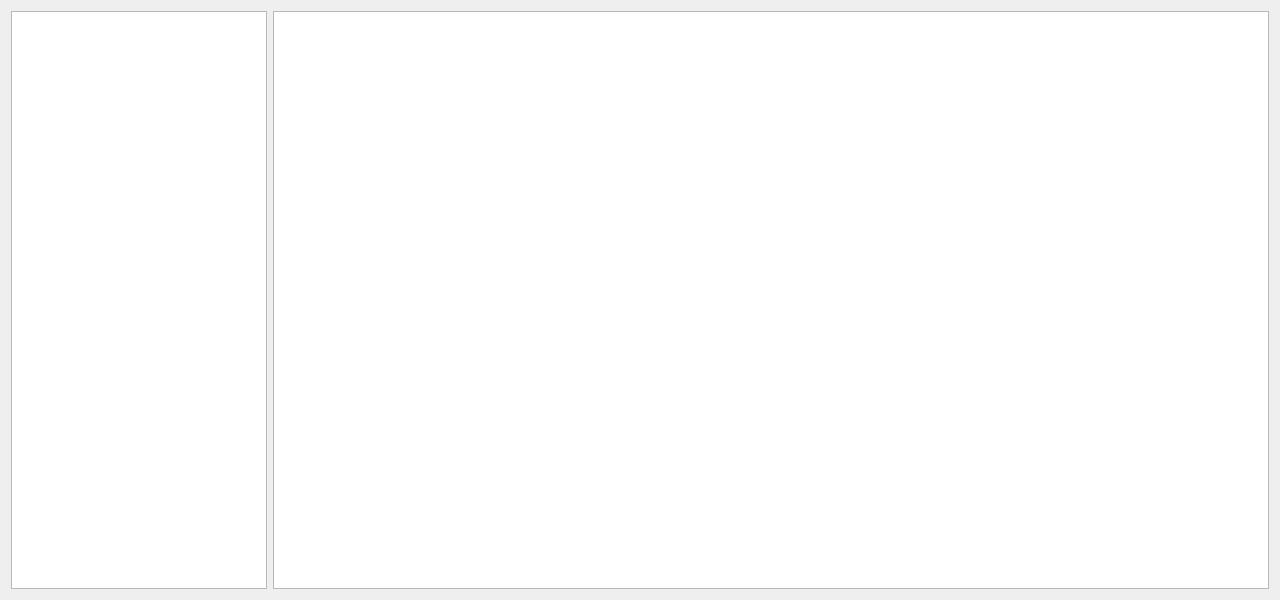
Above: frmhistoryview.ui from haoyi-jason/BMS_HY01_old before the change. Below: the same form after it.
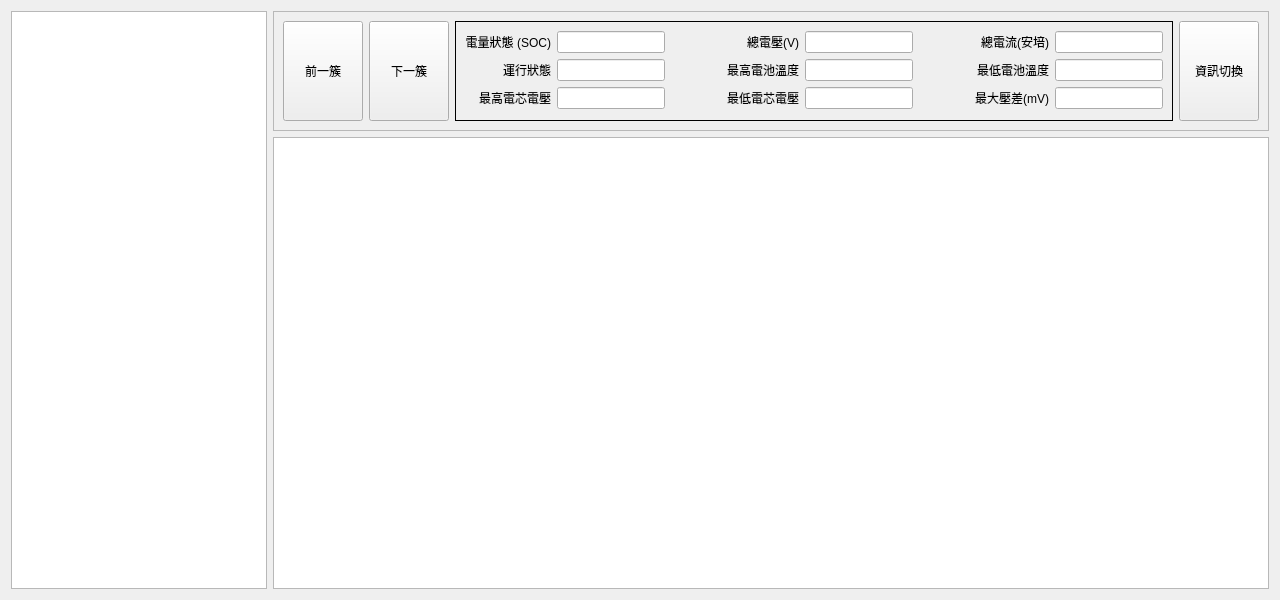
That is the form after the change.

Patch:
```diff
--- a/frmhistoryview.ui
+++ b/frmhistoryview.ui
@@ -13,8 +13,398 @@
   <property name="windowTitle">
    <string>Form</string>
   </property>
-  <layout class="QHBoxLayout" name="horizontalLayout">
-   <item>
+  <layout class="QGridLayout" name="gridLayout">
+   <item row="0" column="1">
+    <widget class="QFrame" name="frame">
+     <property name="sizePolicy">
+      <sizepolicy hsizetype="Preferred" vsizetype="Fixed">
+       <horstretch>0</horstretch>
+       <verstretch>0</verstretch>
+      </sizepolicy>
+     </property>
+     <property name="minimumSize">
+      <size>
+       <width>0</width>
+       <height>120</height>
+      </size>
+     </property>
+     <property name="frameShape">
+      <enum>QFrame::StyledPanel</enum>
+     </property>
+     <property name="frameShadow">
+      <enum>QFrame::Raised</enum>
+     </property>
+     <layout class="QHBoxLayout" name="horizontalLayout">
+      <item>
+       <widget class="QPushButton" name="pbPreviousStack">
+        <property name="sizePolicy">
+         <sizepolicy hsizetype="Minimum" vsizetype="Expanding">
+          <horstretch>0</horstretch>
+          <verstretch>0</verstretch>
+         </sizepolicy>
+        </property>
+        <property name="text">
+         <string>前一簇</string>
+        </property>
+       </widget>
+      </item>
+      <item>
+       <widget class="QPushButton" name="pbNextStack">
+        <property name="sizePolicy">
+         <sizepolicy hsizetype="Minimum" vsizetype="Expanding">
+          <horstretch>0</horstretch>
+          <verstretch>0</verstretch>
+         </sizepolicy>
+        </property>
+        <property name="styleSheet">
+         <string notr="true"/>
+        </property>
+        <property name="text">
+         <string>下一簇</string>
+        </property>
+        <property name="autoDefault">
+         <bool>false</bool>
+        </property>
+        <property name="default">
+         <bool>false</bool>
+        </property>
+        <property name="flat">
+         <bool>false</bool>
+        </property>
+       </widget>
+      </item>
+      <item>
+       <widget class="QStackedWidget" name="stackedWidget">
+        <property name="frameShape">
+         <enum>QFrame::Box</enum>
+        </property>
+        <property name="currentIndex">
+         <number>0</number>
+        </property>
+        <widget class="QWidget" name="page">
+         <layout class="QGridLayout" name="gridLayout_2">
+          <item row="2" column="0">
+           <widget class="QLabel" name="label_3">
+            <property name="text">
+             <string>最高電芯電壓</string>
+            </property>
+            <property name="alignment">
+             <set>Qt::AlignRight|Qt::AlignTrailing|Qt::AlignVCenter</set>
+            </property>
+           </widget>
+          </item>
+          <item row="0" column="1">
+           <widget class="QLineEdit" name="leSOC">
+            <property name="alignment">
+             <set>Qt::AlignRight|Qt::AlignTrailing|Qt::AlignVCenter</set>
+            </property>
+           </widget>
+          </item>
+          <item row="1" column="3">
+           <widget class="QLabel" name="label_6">
+            <property name="text">
+             <string>最高電池溫度</string>
+            </property>
+            <property name="alignment">
+             <set>Qt::AlignRight|Qt::AlignTrailing|Qt::AlignVCenter</set>
+            </property>
+           </widget>
+          </item>
+          <item row="1" column="6">
+           <widget class="QLabel" name="label_8">
+            <property name="text">
+             <string>最低電池溫度</string>
+            </property>
+            <property name="alignment">
+             <set>Qt::AlignRight|Qt::AlignTrailing|Qt::AlignVCenter</set>
+            </property>
+           </widget>
+          </item>
+          <item row="2" column="7">
+           <widget class="QLineEdit" name="le_maxDiff">
+            <property name="alignment">
+             <set>Qt::AlignRight|Qt::AlignTrailing|Qt::AlignVCenter</set>
+            </property>
+           </widget>
+          </item>
+          <item row="2" column="1">
+           <widget class="QLineEdit" name="leMaxCellVoltage">
+            <property name="alignment">
+             <set>Qt::AlignRight|Qt::AlignTrailing|Qt::AlignVCenter</set>
+            </property>
+           </widget>
+          </item>
+          <item row="2" column="3">
+           <widget class="QLabel" name="label_5">
+            <property name="text">
+             <string>最低電芯電壓</string>
+            </property>
+            <property name="alignment">
+             <set>Qt::AlignRight|Qt::AlignTrailing|Qt::AlignVCenter</set>
+            </property>
+           </widget>
+          </item>
+          <item row="1" column="7">
+           <widget class="QLineEdit" name="le_minTemp">
+            <property name="alignment">
+             <set>Qt::AlignRight|Qt::AlignTrailing|Qt::AlignVCenter</set>
+            </property>
+           </widget>
+          </item>
+          <item row="1" column="4">
+           <widget class="QLineEdit" name="le_maxTemp">
+            <property name="alignment">
+             <set>Qt::AlignRight|Qt::AlignTrailing|Qt::AlignVCenter</set>
+            </property>
+           </widget>
+          </item>
+          <item row="0" column="4">
+           <widget class="QLineEdit" name="leTotalVoltage">
+            <property name="alignment">
+             <set>Qt::AlignRight|Qt::AlignTrailing|Qt::AlignVCenter</set>
+            </property>
+           </widget>
+          </item>
+          <item row="1" column="1">
+           <widget class="QLineEdit" name="leState">
+            <property name="alignment">
+             <set>Qt::AlignRight|Qt::AlignTrailing|Qt::AlignVCenter</set>
+            </property>
+           </widget>
+          </item>
+          <item row="1" column="0">
+           <widget class="QLabel" name="label_2">
+            <property name="text">
+             <string>運行狀態</string>
+            </property>
+            <property name="alignment">
+             <set>Qt::AlignRight|Qt::AlignTrailing|Qt::AlignVCenter</set>
+            </property>
+           </widget>
+          </item>
+          <item row="2" column="6">
+           <widget class="QLabel" name="label_9">
+            <property name="text">
+             <string>最大壓差(mV)</string>
+            </property>
+            <property name="alignment">
+             <set>Qt::AlignRight|Qt::AlignTrailing|Qt::AlignVCenter</set>
+            </property>
+           </widget>
+          </item>
+          <item row="0" column="3">
+           <widget class="QLabel" name="label_4">
+            <property name="text">
+             <string>總電壓(V)</string>
+            </property>
+            <property name="alignment">
+             <set>Qt::AlignRight|Qt::AlignTrailing|Qt::AlignVCenter</set>
+            </property>
+           </widget>
+          </item>
+          <item row="0" column="6">
+           <widget class="QLabel" name="label_7">
+            <property name="text">
+             <string>總電流(安培)</string>
+            </property>
+            <property name="alignment">
+             <set>Qt::AlignRight|Qt::AlignTrailing|Qt::AlignVCenter</set>
+            </property>
+           </widget>
+          </item>
+          <item row="0" column="0">
+           <widget class="QLabel" name="label">
+            <property name="text">
+             <string>電量狀態 (SOC)</string>
+            </property>
+            <property name="alignment">
+             <set>Qt::AlignRight|Qt::AlignTrailing|Qt::AlignVCenter</set>
+            </property>
+           </widget>
+          </item>
+          <item row="2" column="2">
+           <spacer name="horizontalSpacer_3">
+            <property name="orientation">
+             <enum>Qt::Horizontal</enum>
+            </property>
+            <property name="sizeHint" stdset="0">
+             <size>
+              <width>40</width>
+              <height>20</height>
+             </size>
+            </property>
+           </spacer>
+          </item>
+          <item row="0" column="7">
+           <widget class="QLineEdit" name="le_current">
+            <property name="alignment">
+             <set>Qt::AlignRight|Qt::AlignTrailing|Qt::AlignVCenter</set>
+            </property>
+           </widget>
+          </item>
+          <item row="2" column="4">
+           <widget class="QLineEdit" name="le_minVoltage">
+            <property name="alignment">
+             <set>Qt::AlignRight|Qt::AlignTrailing|Qt::AlignVCenter</set>
+            </property>
+           </widget>
+          </item>
+          <item row="1" column="5">
+           <spacer name="horizontalSpacer_4">
+            <property name="orientation">
+             <enum>Qt::Horizontal</enum>
+            </property>
+            <property name="sizeHint" stdset="0">
+             <size>
+              <width>40</width>
+              <height>20</height>
+             </size>
+            </property>
+           </spacer>
+          </item>
+         </layout>
+        </widget>
+        <widget class="QWidget" name="page_2">
+         <layout class="QGridLayout" name="gridLayout_3">
+          <item row="0" column="2">
+           <widget class="QPushButton" name="pbDigitalIn_0">
+            <property name="text">
+             <string>輸入-1</string>
+            </property>
+            <property name="checkable">
+             <bool>true</bool>
+            </property>
+           </widget>
+          </item>
+          <item row="1" column="5">
+           <widget class="QLineEdit" name="leVSourceIn_1">
+            <property name="text">
+             <string>0</string>
+            </property>
+            <property name="alignment">
+             <set>Qt::AlignRight|Qt::AlignTrailing|Qt::AlignVCenter</set>
+            </property>
+           </widget>
+          </item>
+          <item row="0" column="0">
+           <spacer name="horizontalSpacer">
+            <property name="orientation">
+             <enum>Qt::Horizontal</enum>
+            </property>
+            <property name="sizeHint" stdset="0">
+             <size>
+              <width>40</width>
+              <height>20</height>
+             </size>
+            </property>
+           </spacer>
+          </item>
+          <item row="0" column="4">
+           <widget class="QLabel" name="label_10">
+            <property name="text">
+             <string>第一路BMU電源電流(mA):</string>
+            </property>
+           </widget>
+          </item>
+          <item row="0" column="5">
+           <widget class="QLineEdit" name="leVSourceIn_0">
+            <property name="inputMethodHints">
+             <set>Qt::ImhDigitsOnly</set>
+            </property>
+            <property name="text">
+             <string>0</string>
+            </property>
+            <property name="alignment">
+             <set>Qt::AlignRight|Qt::AlignTrailing|Qt::AlignVCenter</set>
+            </property>
+           </widget>
+          </item>
+          <item row="0" column="1">
+           <widget class="QPushButton" name="pbSetDO_0">
+            <property name="text">
+             <string>輸出-1</string>
+            </property>
+            <property name="checkable">
+             <bool>true</bool>
+            </property>
+           </widget>
+          </item>
+          <item row="1" column="2">
+           <widget class="QPushButton" name="pbDigitalIn_1">
+            <property name="text">
+             <string>輸人-2</string>
+            </property>
+            <property name="checkable">
+             <bool>true</bool>
+            </property>
+           </widget>
+          </item>
+          <item row="1" column="1">
+           <widget class="QPushButton" name="pbSetDO_1">
+            <property name="text">
+             <string>輸出-2</string>
+            </property>
+            <property name="checkable">
+             <bool>true</bool>
+            </property>
+           </widget>
+          </item>
+          <item row="1" column="4">
+           <widget class="QLabel" name="label_11">
+            <property name="text">
+             <string>第二路BMU電源電流(mA):</string>
+            </property>
+           </widget>
+          </item>
+          <item row="0" column="3">
+           <spacer name="horizontalSpacer_2">
+            <property name="orientation">
+             <enum>Qt::Horizontal</enum>
+            </property>
+            <property name="sizeHint" stdset="0">
+             <size>
+              <width>40</width>
+              <height>20</height>
+             </size>
+            </property>
+           </spacer>
+          </item>
+         </layout>
+        </widget>
+       </widget>
+      </item>
+      <item>
+       <widget class="QPushButton" name="pbSwitchInfo">
+        <property name="sizePolicy">
+         <sizepolicy hsizetype="Minimum" vsizetype="Expanding">
+          <horstretch>0</horstretch>
+          <verstretch>0</verstretch>
+         </sizepolicy>
+        </property>
+        <property name="styleSheet">
+         <string notr="true"/>
+        </property>
+        <property name="text">
+         <string>資訊切換</string>
+        </property>
+        <property name="autoDefault">
+         <bool>false</bool>
+        </property>
+        <property name="default">
+         <bool>false</bool>
+        </property>
+        <property name="flat">
+         <bool>false</bool>
+        </property>
+       </widget>
+      </item>
+     </layout>
+    </widget>
+   </item>
+   <item row="1" column="1">
+    <widget class="QTableView" name="tableView"/>
+   </item>
+   <item row="0" column="0" rowspan="2">
     <widget class="QListView" name="listView">
      <property name="sizePolicy">
       <sizepolicy hsizetype="Fixed" vsizetype="Expanding">
@@ -24,9 +414,6 @@
      </property>
     </widget>
    </item>
-   <item>
-    <widget class="QTableView" name="tableView"/>
-   </item>
   </layout>
  </widget>
  <resources/>
```
